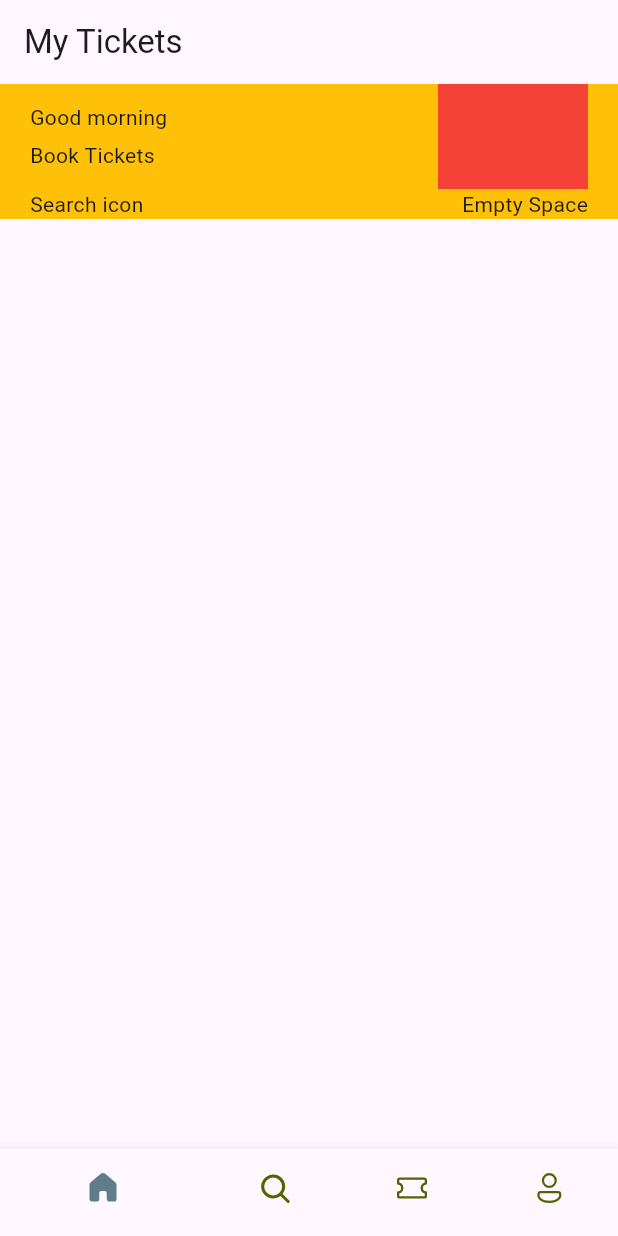
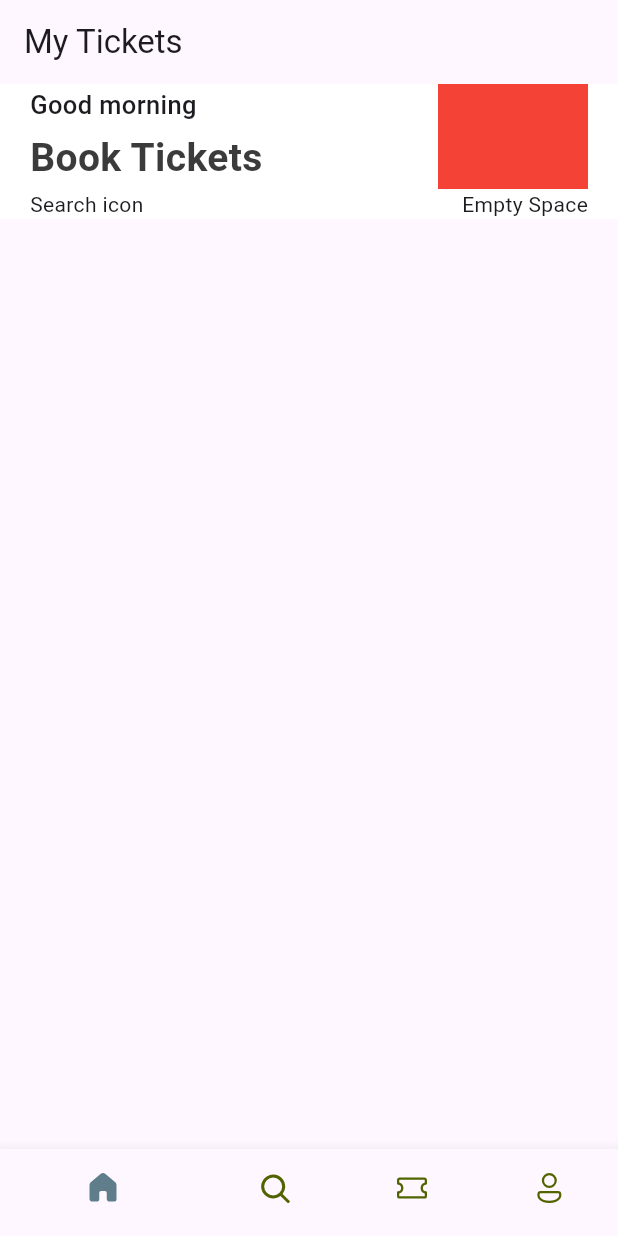
Before and after one commit to GuitherezDika/ticket_app, a Flutter app: the screen it shows after launch, on a phone screen of 412 x 824 dp. Run offline on Flutter 3.47's test engine with Material 3 defaults, Android fonts, the phone set to English and light mode, and no system bars; our stand-ins replace fluentui_icons.

Commit message:
style the text

```diff
--- a/lib/screen/home_screen.dart
+++ b/lib/screen/home_screen.dart
@@ -11,7 +11,7 @@ class HomeScreen extends StatelessWidget {
         // Scrollable Effect
         children: [
           Container(
-            color: Colors.amber,
+            color: Colors.white,
             // EdgeInsets dimasukkan dalam padding margin dll
             // EdgeInsets = menentukan jarak tepi kanan, kiri, atas, bawah
             // simetrik horizontal atau simetrik vertical
@@ -30,9 +30,23 @@ class HomeScreen extends StatelessWidget {
                       // membuat rata kiri Start
                       crossAxisAlignment: CrossAxisAlignment.start,
                       children: [
-                        Text('Good morning'),
-                        SizedBox(height: 5,),
-                        Text('Book Tickets'),
+                        Text(
+                          'Good morning',
+                          style: TextStyle(
+                            fontSize: 17,
+                            fontWeight: FontWeight.w500,
+                          ),
+                        ),
+                        SizedBox(
+                          height: 5,
+                        ),
+                        Text(
+                          'Book Tickets',
+                          style: TextStyle(
+                              fontSize: 26,
+                              fontWeight: FontWeight.bold,
+                              color: Color(0xFF3b3b3b)),
+                        ),
                       ],
                     ),
                     Container(
```
